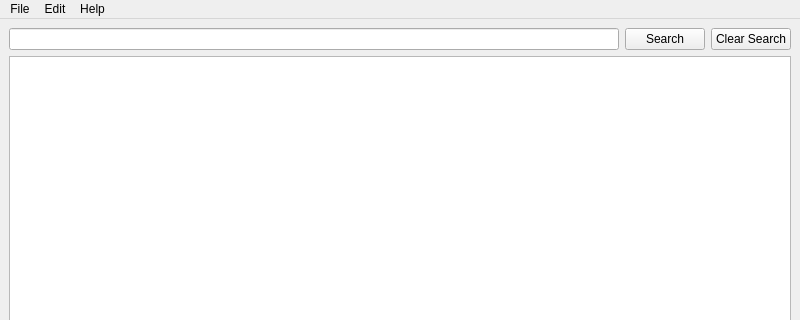
Old version of the form mainwindow.ui in the repository qwerty258/filemetadata; both pictures show x 0 to 800 and y 0 to 320 of the 800 by 600 pixel window.
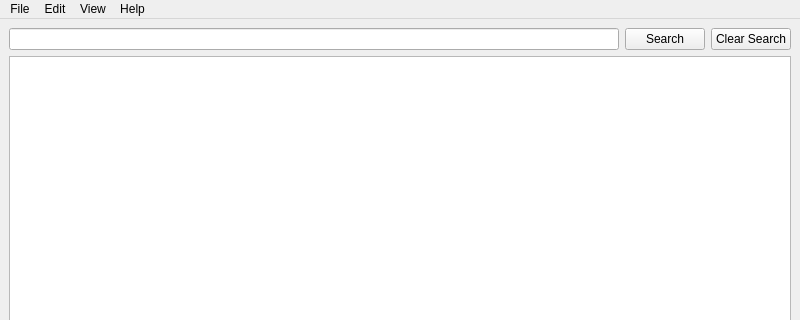
New version of the form.

Commit message: implement view torrent

Patch:
```diff
--- a/mainwindow.ui
+++ b/mainwindow.ui
@@ -74,8 +74,15 @@
     <addaction name="separator"/>
     <addaction name="actionAbout"/>
    </widget>
+   <widget class="QMenu" name="menuView">
+    <property name="title">
+     <string>View</string>
+    </property>
+    <addaction name="actionView_Torrents"/>
+   </widget>
    <addaction name="menuMenu"/>
    <addaction name="menuSettings"/>
+   <addaction name="menuView"/>
    <addaction name="menuHelp"/>
   </widget>
   <widget class="QStatusBar" name="statusbar"/>
```
Left out of the diff: 5 changed lines with no effect on the pictures. The commit also changes 8 other files.
